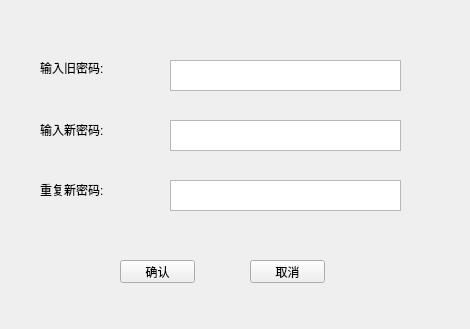
Before: the Qt Designer form ac1608/changepasswordwnd.ui in jpcstpj7281/gameseer, drawn with Qt 5.
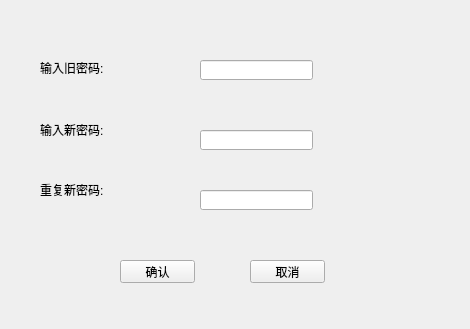
After: the same form once the commit is applied.

The edit to the form file:
```diff
--- a/ac1608/changepasswordwnd.ui
+++ b/ac1608/changepasswordwnd.ui
@@ -52,36 +52,6 @@
     <string>重复新密码:</string>
    </property>
   </widget>
-  <widget class="QTextEdit" name="textEdit">
-   <property name="geometry">
-    <rect>
-     <x>170</x>
-     <y>60</y>
-     <width>231</width>
-     <height>31</height>
-    </rect>
-   </property>
-  </widget>
-  <widget class="QTextEdit" name="textEdit_2">
-   <property name="geometry">
-    <rect>
-     <x>170</x>
-     <y>120</y>
-     <width>231</width>
-     <height>31</height>
-    </rect>
-   </property>
-  </widget>
-  <widget class="QTextEdit" name="textEdit_3">
-   <property name="geometry">
-    <rect>
-     <x>170</x>
-     <y>180</y>
-     <width>231</width>
-     <height>31</height>
-    </rect>
-   </property>
-  </widget>
   <widget class="QPushButton" name="pushButton">
    <property name="geometry">
     <rect>
@@ -108,6 +78,45 @@
     <string>取消</string>
    </property>
   </widget>
+  <widget class="QLineEdit" name="oldpsw">
+   <property name="geometry">
+    <rect>
+     <x>200</x>
+     <y>60</y>
+     <width>113</width>
+     <height>20</height>
+    </rect>
+   </property>
+   <property name="echoMode">
+    <enum>QLineEdit::Password</enum>
+   </property>
+  </widget>
+  <widget class="QLineEdit" name="newpsw">
+   <property name="geometry">
+    <rect>
+     <x>200</x>
+     <y>130</y>
+     <width>113</width>
+     <height>20</height>
+    </rect>
+   </property>
+   <property name="echoMode">
+    <enum>QLineEdit::Password</enum>
+   </property>
+  </widget>
+  <widget class="QLineEdit" name="repeatpsw">
+   <property name="geometry">
+    <rect>
+     <x>200</x>
+     <y>190</y>
+     <width>113</width>
+     <height>20</height>
+    </rect>
+   </property>
+   <property name="echoMode">
+    <enum>QLineEdit::Password</enum>
+   </property>
+  </widget>
  </widget>
  <resources/>
  <connections/>
```
